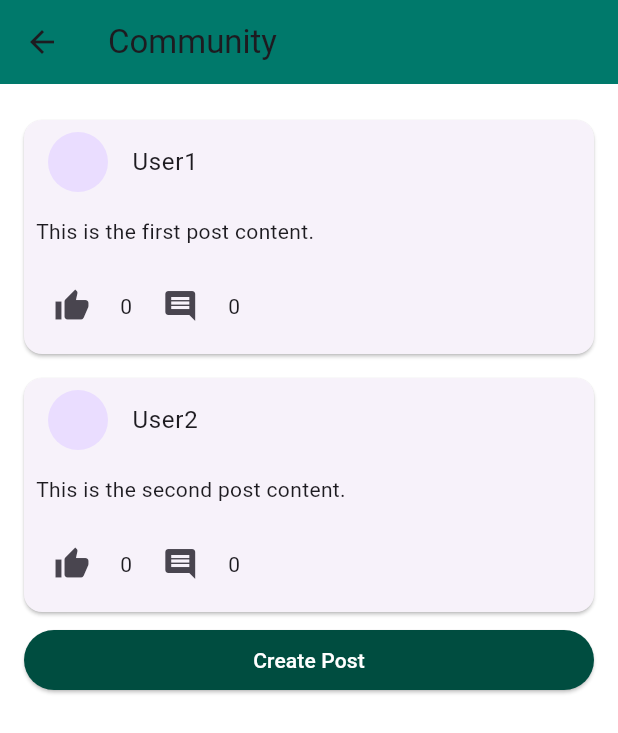
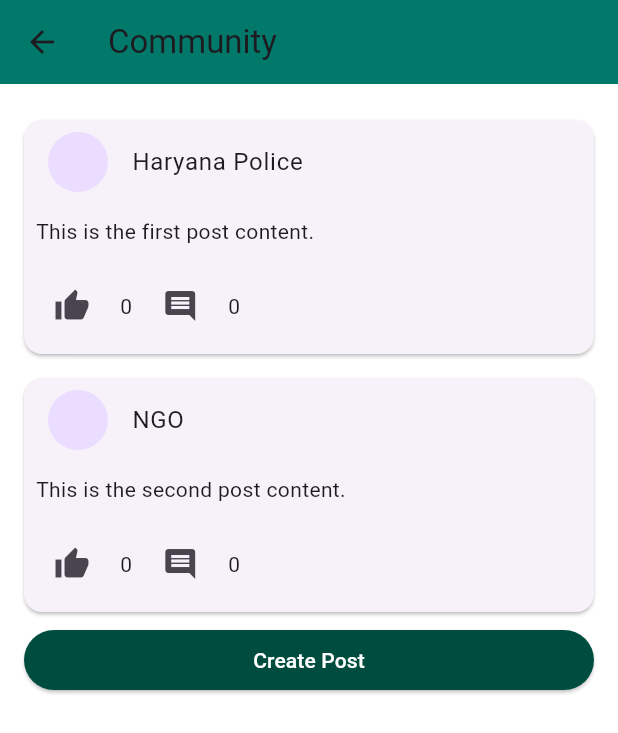
Before and after one commit to dragron-007/HSNCB, a Flutter app: the CommunityScreen screen opened by its route, on a phone screen of 412 x 824 dp. Shown: the top 733 px of the screen. Run offline on Flutter 3.47's test engine with Material 3 defaults, Android fonts, the phone set to English and light mode, and no system bars.

Commit message:
Update community.dart
HP and NGO

```diff
--- a/lib/community.dart
+++ b/lib/community.dart
@@ -12,8 +12,8 @@ class _CommunityScreenState extends State<CommunityScreen> {
   void initState() {
     super.initState();
     // Add two default posts when the screen is initialized
-    _addPostLocally('User1', 'This is the first post content.');
-    _addPostLocally('User2', 'This is the second post content.');
+    _addPostLocally('Haryana Police ', 'This is the first post content.');
+    _addPostLocally('NGO', 'This is the second post content.');
   }
 
   @override
```
